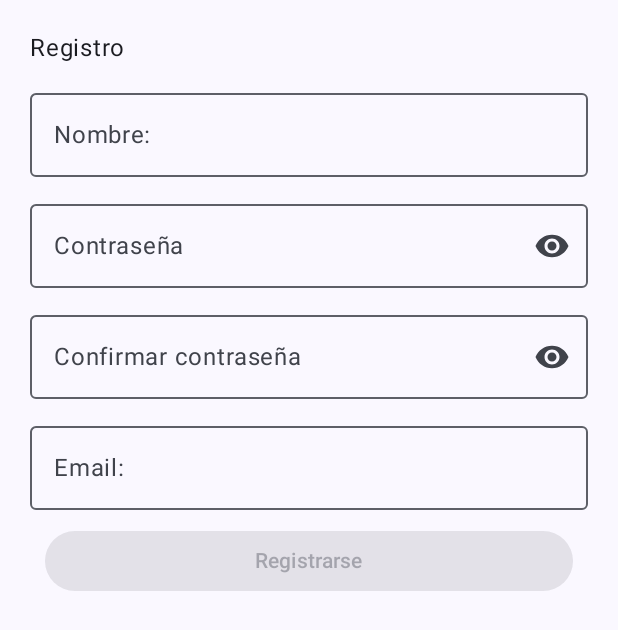
After one commit to Mohamed2651/AireOK, an Android app built with Jetpack Compose: the registro screen opened through its navigation route, on a phone screen of 412 x 824 dp. The commit adds this screen. Shown: the top 630 px of the screen. Run offline under Robolectric (Android 15) with nearby library versions, the phone set to English and light mode, and no system bars.

Commit message:
Pantalla Registro creado falta insertar el usuario en la bd

```diff
--- a/app/src/main/java/com/mohammed/aireok/ui/theme/login.kt
+++ b/app/src/main/java/com/mohammed/aireok/ui/theme/login.kt
@@ -1,5 +1,7 @@
 package com.mohammed.aireok.ui.theme
 
+import android.R.attr.top
+import androidx.compose.foundation.clickable
 import androidx.compose.foundation.layout.Arrangement
 import androidx.compose.foundation.layout.Column
 import androidx.compose.foundation.layout.Spacer
@@ -45,7 +47,7 @@ fun PantallaLogin(navController: NavController, userViewModel: UserViewModel) {
         horizontalAlignment = Alignment.CenterHorizontally
     ) {
 
-        Text("Pantalla de Login")
+        Text("Bienvenido a AireOK")
         Spacer(Modifier.height(16.dp))
         Column(modifier = Modifier.padding(20.dp)) {
             OutlinedTextField(
@@ -82,6 +84,13 @@ fun PantallaLogin(navController: NavController, userViewModel: UserViewModel) {
                     .padding(top = 10.dp)
                     .fillMaxWidth()
             )
+
+            Text(text = "¿No estas regitrado? Registrate",
+                modifier = Modifier.padding(top = 10.dp)
+                    .clickable{
+                        navController.navigate(Pantalla.Registro.ruta)
+                    }
+            )
         }
         // cuando se inicia sesión se borra la pantalla de login para que el usuario no vuelva
         val context = LocalContext.current
--- a/app/src/main/java/com/mohammed/aireok/ui/theme/navegacion.kt
+++ b/app/src/main/java/com/mohammed/aireok/ui/theme/navegacion.kt
@@ -10,7 +10,7 @@ import androidx.navigation.compose.rememberNavController
 sealed class Pantalla(val ruta: String) {
     object Login : Pantalla("login")
     object Home : Pantalla("home")
-    object Perfil: Pantalla("perfil")
+    object Registro: Pantalla("registro")
     object Modificar: Pantalla("modificar")
 }
 
@@ -29,9 +29,10 @@ fun Navegacion(modifier: Modifier) {
             PantallaHome(navController, userViewModel)
         }
 
-        /*composable (Pantalla.Perfil.ruta ) {
-            PantallaPerfil(navController)
+        composable (Pantalla.Registro.ruta ) {
+            PantallaRegistro(navController, userViewModel)
         }
+        /*
         composable(Pantalla.Modificar.ruta) {
             ModificarDatos(navController)
         }*/
--- /dev/null
+++ b/app/src/main/java/com/mohammed/aireok/ui/theme/registro.kt
@@ -0,0 +1,131 @@
+package com.mohammed.aireok.ui.theme
+
+import androidx.compose.foundation.layout.Column
+import androidx.compose.foundation.layout.fillMaxWidth
+import androidx.compose.foundation.layout.padding
+import androidx.compose.material.icons.Icons
+import androidx.compose.material.icons.filled.Visibility
+import androidx.compose.material.icons.filled.VisibilityOff
+import androidx.compose.material3.Button
+import androidx.compose.material3.Icon
+import androidx.compose.material3.IconButton
+import androidx.compose.material3.OutlinedTextField
+import androidx.compose.material3.Text
+import androidx.compose.runtime.Composable
+import androidx.compose.runtime.getValue
+import androidx.compose.runtime.mutableStateOf
+import androidx.compose.runtime.saveable.rememberSaveable
+import androidx.compose.runtime.setValue
+import androidx.compose.ui.Modifier
+import androidx.compose.ui.platform.LocalContext
+import androidx.compose.ui.text.input.PasswordVisualTransformation
+import androidx.compose.ui.text.input.VisualTransformation
+import androidx.compose.ui.unit.dp
+import androidx.navigation.NavController
+
+@Composable
+fun PantallaRegistro(navController: NavController, userViewModel: UserViewModel) {
+
+    var passwordHidden by rememberSaveable { mutableStateOf(true) }
+    var confirmpassword by rememberSaveable { mutableStateOf("") }
+    var mensaje by rememberSaveable { mutableStateOf("") }
+
+    var formulariovalido= userViewModel.nombre.isNotBlank() &&
+            userViewModel.password.isNotBlank() &&
+            confirmpassword.isNotBlank() &&
+            userViewModel.email.isNotBlank()
+
+
+    Column(modifier = Modifier.padding(20.dp)) {
+        Text("Registro")
+        OutlinedTextField(
+            value = userViewModel.nombre,
+            onValueChange = { userViewModel.actualizarNombre(it)},
+            label = { Text("Nombre:") },
+            singleLine = true,  // evita que el usuario haga "Enter" para crear nuevas líneas
+            modifier = Modifier
+                .padding(top = 10.dp)
+                .fillMaxWidth()
+        )
+
+        OutlinedTextField(
+            value = userViewModel.password,
+            onValueChange = {userViewModel.actualizarPassword(it)  },
+            label = { Text("Contraseña") },
+
+            visualTransformation = if (passwordHidden) PasswordVisualTransformation() else VisualTransformation.None,
+
+            trailingIcon = {
+                val imagen = if (passwordHidden)
+                    Icons.Filled.Visibility
+                else
+                    Icons.Filled.VisibilityOff
+
+
+                val descripcion = if (passwordHidden) "Ocultar contraseña" else "Mostrar contraseña"
+
+                IconButton(onClick = { passwordHidden = !passwordHidden }) {
+                    Icon(imageVector = imagen, contentDescription = descripcion)
+                }
+            },
+            modifier = Modifier
+                .padding(top = 10.dp)
+                .fillMaxWidth()
+        )
+        OutlinedTextField(
+            value = confirmpassword,
+            onValueChange = { confirmpassword = it },
+            label = { Text("Confirmar contraseña") },
+
+            visualTransformation = if (passwordHidden) PasswordVisualTransformation() else VisualTransformation.None,
+
+            trailingIcon = {
+                val imagen = if (passwordHidden)
+                    Icons.Filled.Visibility
+                else
+                    Icons.Filled.VisibilityOff
+
+
+                val descripcion = if (passwordHidden) "Ocultar contraseña" else "Mostrar contraseña"
+
+                IconButton(onClick = { passwordHidden = !passwordHidden }) {
+                    Icon(imageVector = imagen, contentDescription = descripcion)
+                }
+            },
+            modifier = Modifier
+                .padding(top = 10.dp)
+                .fillMaxWidth()
+        )
+
+        OutlinedTextField(
+            value = userViewModel.email,
+            onValueChange = { userViewModel.actualizarEmail(it)},
+            label = { Text("Email:") },
+            singleLine = true,  // evita que el usuario haga "Enter" para crear nuevas líneas
+            modifier = Modifier
+                .padding(top = 10.dp)
+                .fillMaxWidth()
+        )
+        val context = LocalContext.current
+
+        Button(onClick = {
+
+            val esValido = userViewModel.password == confirmpassword
+            if (esValido) {
+                navController.navigate(Pantalla.Home.ruta) {
+                    popUpTo(Pantalla.Login.ruta) { inclusive = false }
+                    launchSingleTop = true}
+            } else {
+                mensaje= "Las contraseñas no coinciden"
+            }
+        }
+            // si el usuario no rellena los dos campos no puede iniciar sesión
+            , enabled = formulariovalido, modifier = Modifier
+                .padding(10.dp)
+                .fillMaxWidth() ) {
+            Text("Registrarse")
+        }
+        Text(text = mensaje, modifier = Modifier.padding(20.dp))
+
+    }
+}
```
